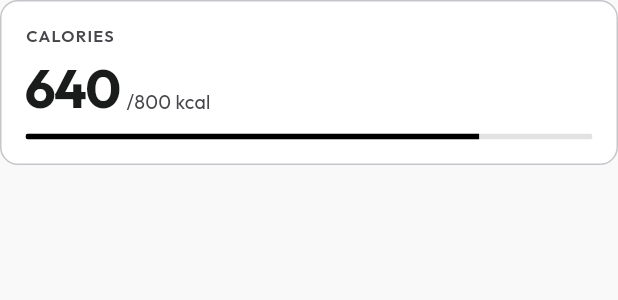
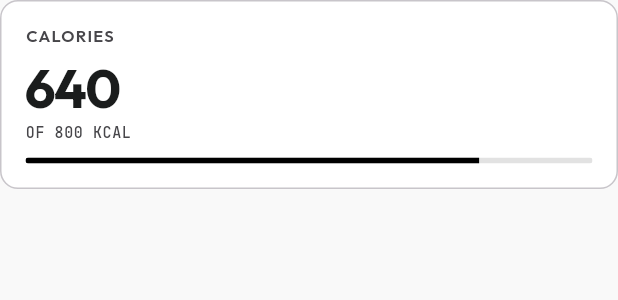
Before and after one commit to swcidd/plus_one, a Flutter app: the MetricTile widget shown alone on an empty page, opened directly with sample values from the repository, on a phone screen of 412 x 824 dp. Shown: the top 300 px of the screen. Run offline on Flutter 3.47's test engine with Material 3 defaults, Android fonts, the phone set to English and light mode, and no system bars; our stand-ins replace equatable, google_fonts.

Commit message:
refactor(widgets): stack metric values above their units
Side by side, a reading plus its unit clips as soon as a cell drops below
about 100dp, which is what the four-across biometric strip on the profile
does at the smallest supported width. Moving the unit to its own line makes
one tile work at both two-across and four-across.

Lifetime totals also abbreviate from five digits up, so total energy reads
94.5K instead of pushing its label off the cell.

```diff
--- a/lib/models/metric.dart
+++ b/lib/models/metric.dart
@@ -48,8 +48,9 @@ class Metric extends Equatable {
     );
   }
 
-  /// "640" / "2.1" / "92" - trailing zeros trimmed so the tile never shows
-  /// "640.0".
+  /// "640" / "2.1" / "94.5K" / "92" - trailing zeros trimmed so the tile
+  /// never shows "640.0", and totals from five digits up abbreviated so a
+  /// lifetime figure does not push its label off a four-across cell.
   String get displayValue => _trim(value);
 
   /// "/800 kcal" for bounded metrics, just the unit otherwise. The tile sets
@@ -72,6 +73,13 @@ class Metric extends Equatable {
   }
 
   static String _trim(double number) {
+    if (number >= 10000) {
+      final scaled = number / 1000;
+      final text = scaled == scaled.roundToDouble()
+          ? scaled.toStringAsFixed(0)
+          : scaled.toStringAsFixed(1);
+      return '${text.replaceFirst(RegExp(r'\.0$'), '')}K';
+    }
     if (number == number.roundToDouble()) return number.toStringAsFixed(0);
     return number
         .toStringAsFixed(2)
--- a/lib/widgets/metric_tile.dart
+++ b/lib/widgets/metric_tile.dart
@@ -6,9 +6,12 @@ import 'progress_bar.dart';
 
 /// One tracked figure rendered as a card.
 ///
+/// The unit sits on its own line under the number rather than beside it.
+/// Sideways, "74.5" plus " KG" clips as soon as a grid drops below roughly
+/// 100dp, which is exactly what the four-across biometric row does.
+///
 /// `compact` swaps the 36pt metric face for the 20pt one so the same widget
-/// can sit in a three-across row on the dashboard and a two-across row
-/// underneath without the number colliding with its unit.
+/// works in a two-across dashboard row and a four-across telemetry strip.
 class MetricTile extends StatelessWidget {
   const MetricTile({super.key, required this.metric, this.compact = false});
 
@@ -39,28 +42,18 @@ class MetricTile extends StatelessWidget {
             overflow: TextOverflow.ellipsis,
           ),
           const SizedBox(height: 8),
-          Row(
-            crossAxisAlignment: CrossAxisAlignment.baseline,
-            textBaseline: TextBaseline.alphabetic,
-            children: [
-              Flexible(
-                child: Text(
+          Text(
             metric.displayValue,
             style: numberStyle,
             maxLines: 1,
             overflow: TextOverflow.clip,
           ),
-              ),
-              const SizedBox(width: 4),
+          const SizedBox(height: 2),
           Text(
-                metric.displaySuffix,
-                style: textTheme.bodySmall?.copyWith(
-                  color: scheme.onSurfaceVariant,
-                ),
+            metric.hasTarget ? metric.displayRange.toUpperCase() : metric.unit,
+            style: textTheme.labelSmall,
             maxLines: 1,
             overflow: TextOverflow.ellipsis,
-              ),
-            ],
           ),
           if (metric.hasTarget) ...[
             const SizedBox(height: 10),
```
Also changed, not shown: 1 other file. Lines whose indentation alone changed are shown as unchanged.
